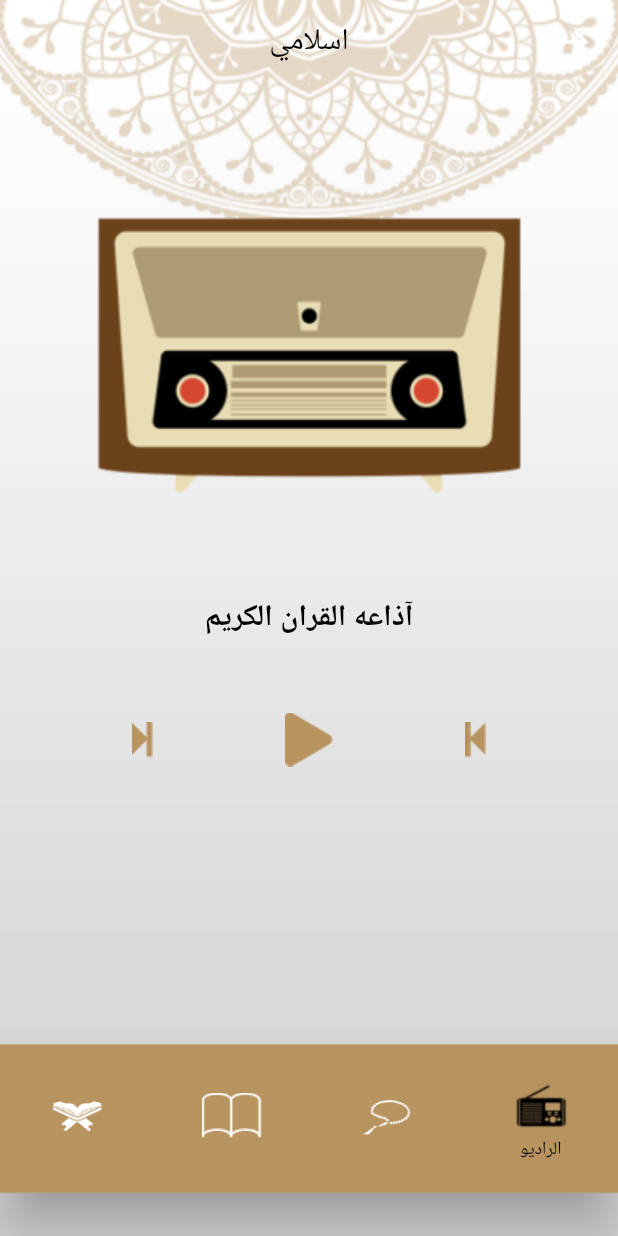
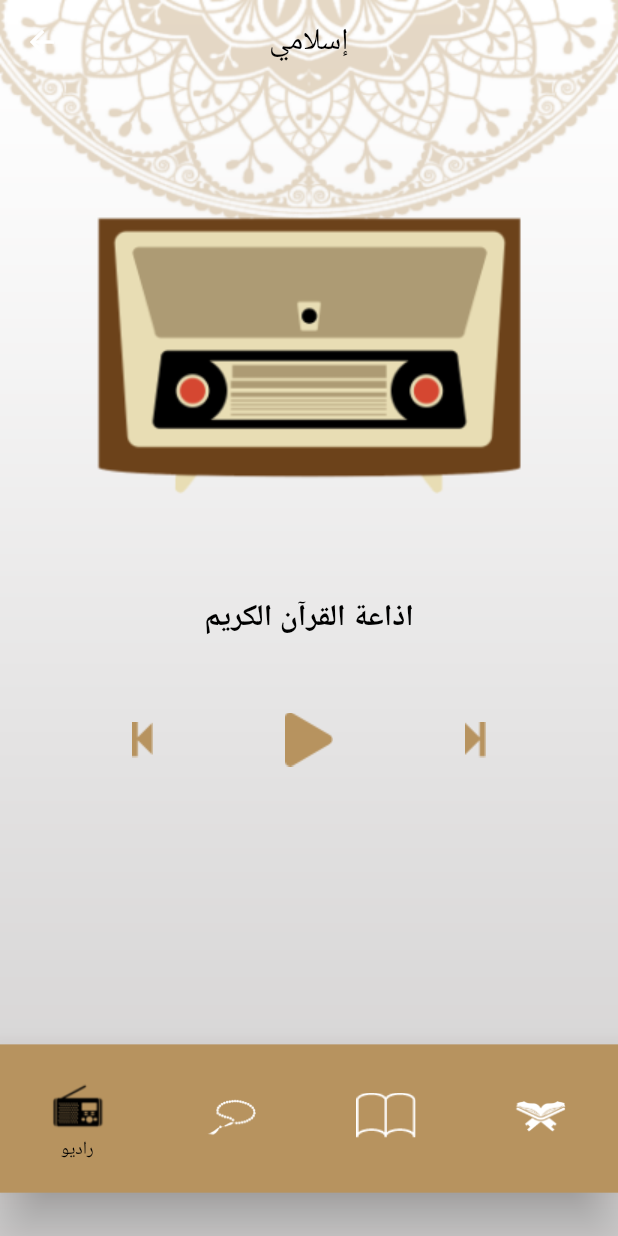
Before and after one commit to mohammedysamir/islami_app, a Flutter app: the RadioScreen screen opened by its route, on a phone screen of 412 x 824 dp. Run offline on Flutter 3.47's test engine with Material 2 defaults, Android fonts, the phone set to English and light mode, and no system bars.

```diff
--- a/l10n.yaml
+++ /dev/null
@@ -1,3 +0,0 @@
-arb-dir: lib/l10n
-template-arb-file: app_en.arb
-output-localization-file: app_localizations.dart
--- a/lib/AppConfig.dart
+++ /dev/null
@@ -1,13 +0,0 @@
-import 'package:flutter/material.dart';
-class AppConfigProvider extends ChangeNotifier{
-  String currentLnaguage= "ar";
-  void changeLanguage(String language){
-    if(currentLnaguage==language)
-      return;
-    else{
-  currentLnaguage=language;
-  notifyListeners();
-    }
-  }
-
-}
--- a/lib/BottomNavBar.dart
+++ b/lib/BottomNavBar.dart
@@ -3,7 +3,7 @@ import 'package:islami/Hadeth/HadethScreen.dart';
 import 'package:islami/quran/quran_screen.dart';
 import 'package:islami/radio.dart';
 import 'package:islami/tasbe7.dart';
-import 'package:flutter_gen/gen_l10n/app_localizations.dart';
+
 class BottomNavBar extends StatefulWidget {
   static late int currentIndex;
 
@@ -42,25 +42,25 @@ class _BottomNavBarState extends State<BottomNavBar> {
                 AssetImage("assets/images/radio.png"),
                 color: currentIndex == 0 ? Colors.black : Colors.white,
               ),
-              label:AppLocalizations.of(context)!.radio ),
+              label: "راديو"),
           BottomNavigationBarItem(
               icon: ImageIcon(
                 AssetImage("assets/images/sebha.png"),
                 color: currentIndex == 1 ? Colors.black : Colors.white,
               ),
-              label: AppLocalizations.of(context)!.eltasbeh),
+              label: "التسبيح"),
           BottomNavigationBarItem(
               icon: ImageIcon(
                 AssetImage("assets/images/quran-quran-svgrepo-com.png"),
                 color: currentIndex == 2 ? Colors.black : Colors.white,
               ),
-              label: AppLocalizations.of(context)!.alahadis),
+              label: "الاحاديث"),
           BottomNavigationBarItem(
               icon: ImageIcon(
                 AssetImage("assets/images/quran.png"),
                 color: currentIndex == 3 ? Colors.black : Colors.white,
               ),
-              label: AppLocalizations.of(context)!.alquran),
+              label: "القرآن"),
         ],
       ),
     );
--- a/lib/main.dart
+++ /dev/null
@@ -1,4 +0,0 @@
-import 'package:flutter/cupertino.dart';
-import 'package:islami/splash.dart';
-
-void main() => runApp(SplashWidget());
--- a/lib/quran/quran_screen.dart
+++ b/lib/quran/quran_screen.dart
@@ -2,8 +2,6 @@ import 'package:flutter/cupertino.dart';
 import 'package:flutter/material.dart';
 import 'package:islami/quran/sura_list.dart';
 import 'package:islami/BottomNavBar.dart';
-
-import '../sidemenu.dart';
 
 class QuranScreen extends StatefulWidget {
   static const routeName = "quran_list";
@@ -11,6 +9,7 @@ class QuranScreen extends StatefulWidget {
   @override
   QuranScreenState createState() => QuranScreenState();
 }
+
 class QuranScreenState extends State<QuranScreen> {
   @override
   Widget build(BuildContext context) {
@@ -21,7 +20,6 @@ class QuranScreenState extends State<QuranScreen> {
       ),
       child: Scaffold(
         backgroundColor: Colors.transparent,
-         drawer: SideMenu(),
         appBar: AppBar(
           title: const Text("إسلامي", style: TextStyle(color: Colors.black)),
           backgroundColor: Colors.transparent,
--- a/lib/quran/sura_link.dart
+++ b/lib/quran/sura_link.dart
@@ -1,6 +1,11 @@
+
+
+
+
 import 'package:flutter/cupertino.dart';
 import 'package:islami/sura_content_arguments.dart';
 import 'package:islami/sura_content.dart';
+
 class SuraLink extends StatelessWidget {
   const SuraLink ({Key? key, required this.suraNumber, required this.text, this.decoration, this.suraName}) : super(key: key);
 
--- a/lib/radio.dart
+++ b/lib/radio.dart
@@ -1,6 +1,6 @@
 import 'package:flutter/material.dart';
 import 'package:islami/BottomNavBar.dart';
-import 'package:flutter_gen/gen_l10n/app_localizations.dart';
+
 class RadioScreen extends StatelessWidget {
   static const String routeName = 'radio';
 
@@ -16,9 +16,7 @@ class RadioScreen extends StatelessWidget {
       child: Scaffold(
         backgroundColor: Colors.transparent,
         appBar: AppBar(
-          title: const Text(
-           'اسلامي' ,
-             style: TextStyle(color: Colors.black)),
+          title: const Text("إسلامي", style: TextStyle(color: Colors.black)),
           backgroundColor: Colors.transparent,
           centerTitle: true,
           elevation: 0,
@@ -36,7 +34,7 @@ class RadioScreen extends StatelessWidget {
                   Padding(
                     padding: const EdgeInsets.fromLTRB(0, 50, 0, 50),
                     child: Text(
-                         AppLocalizations.of(context)!.quranchannel,
+                      'اذاعة القرآن الكريم',
                       style: TextStyle(
                           fontSize: 20,
                           fontWeight: FontWeight.bold,
--- a/lib/tasbe7.dart
+++ b/lib/tasbe7.dart
@@ -1,8 +1,7 @@
 import 'package:flutter/material.dart';
-import 'package:islami/sidemenu.dart';
 import 'background.dart';
 import 'package:islami/BottomNavBar.dart';
-import 'package:flutter_gen/gen_l10n/app_localizations.dart';
+
 class Tasbe7 extends StatefulWidget {
   static String routeName = 'tasbe7';
 
@@ -81,7 +80,7 @@ class _Tasbe7State extends State<Tasbe7> with TickerProviderStateMixin {
                     ),
                     SizedBox(height: 40),
                     Text(
-                      AppLocalizations.of(context)!.numberoftasbeh,
+                      'عدد التسبيحات',
                       // ignore: prefer_const_constructors
                       style: textstyle,
                     ),
```
Also changed, not shown: lib/l10n/app_ar.arb (deleted, +0 -16 lines), lib/l10n/app_en.arb (deleted, +0 -18 lines), lib/quran/sura_list.dart (+6 -3 lines), lib/sidemenu.dart (deleted, +0 -75 lines), lib/splash.dart (+5 -23 lines), pubspec.yaml (+0 -7 lines), pubspec.lock.
